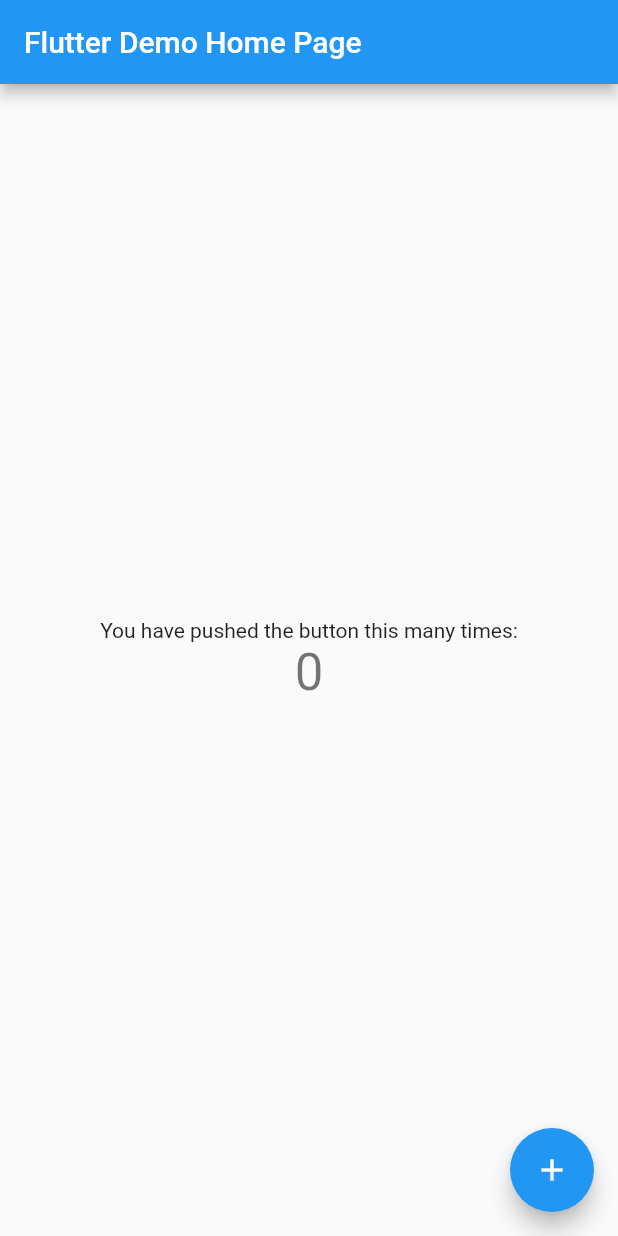
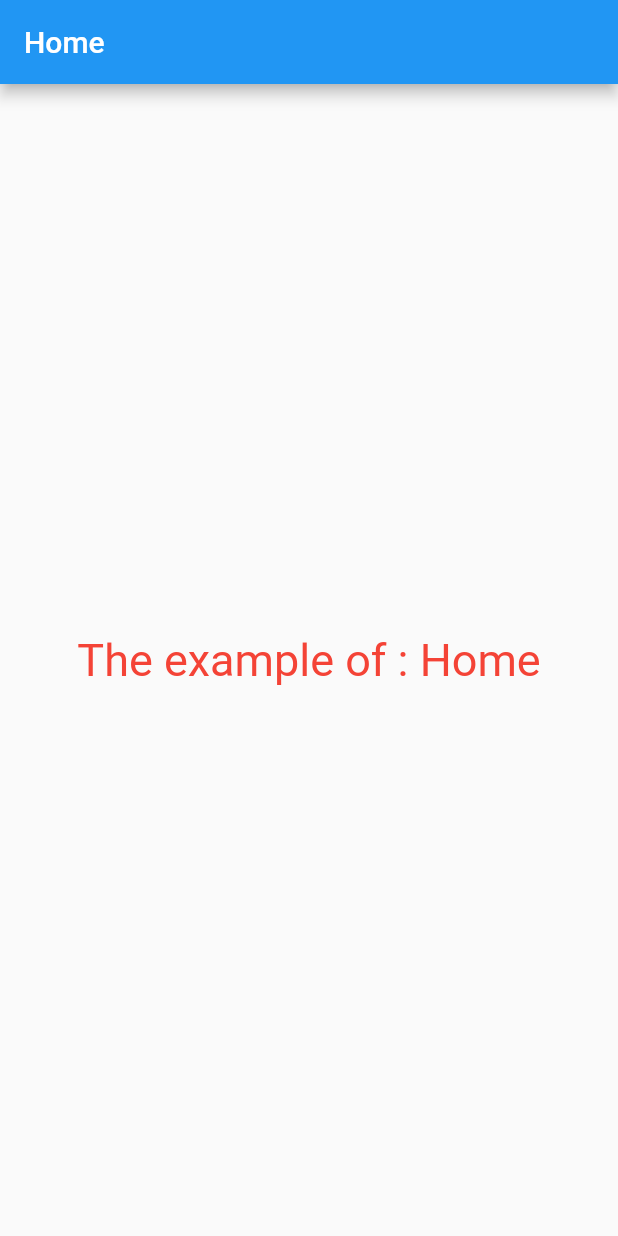
Before and after one commit to JamesChenGithub/flutter_common_views, a Flutter app: the screen it shows after launch, on a phone screen of 412 x 824 dp. Run offline on Flutter 3.47's test engine with Material 2 defaults, Android fonts, the phone set to English and light mode, and no system bars.

Commit message:
添加基本类

```diff
--- /dev/null
+++ b/lib/list_home_data_source.dart
@@ -0,0 +1 @@
+import 'package:flutter_common_views/data/menu_item.dart';
--- a/lib/list_home_page.dart
+++ b/lib/list_home_page.dart
@@ -1,86 +1,24 @@
 import 'package:flutter/material.dart';
+import 'package:flutter_common_views/page/base_page.dart';
 
-class ListHomePage extends StatefulWidget {
-  ListHomePage({Key key, this.title}) : super(key: key);
+typedef PageMenuAction = BasePage Function(PageMenuItem item);
 
-  // This widget is the home page of your application. It is stateful, meaning
-  // that it has a State object (defined below) that contains fields that affect
-  // how it looks.
+class PageMenuItem {
+  final String menuTitle;
+  final PageMenuAction menuAction;
 
-  // This class is the configuration for the state. It holds the values (in this
-  // case the title) provided by the parent (in this case the App widget) and
-  // used by the build method of the State. Fields in a Widget subclass are
-  // always marked "final".
+  PageMenuItem.fromData(this.menuTitle,{this.menuAction});
 
-  final String title;
-
-  @override
-  _ListHomePageState createState() => _ListHomePageState();
+  BasePage doMenuAction() {
+    if (this.menuAction != null) {
+      return this.menuAction(this);
+    } else {
+      return BasePage(title: menuTitle, stateBuilder: null);
+    }
+  }
 }
 
-class _ListHomePageState extends State<ListHomePage> {
-  int _counter = 0;
 
-  void _incrementCounter() {
-    setState(() {
-      // This call to setState tells the Flutter framework that something has
-      // changed in this State, which causes it to rerun the build method below
-      // so that the display can reflect the updated values. If we changed
-      // _counter without calling setState(), then the build method would not be
-      // called again, and so nothing would appear to happen.
-      _counter++;
-    });
-  }
+class ListHomeState extends BasePageState {
 
-  @override
-  Widget build(BuildContext context) {
-    // This method is rerun every time setState is called, for instance as done
-    // by the _incrementCounter method above.
-    //
-    // The Flutter framework has been optimized to make rerunning build methods
-    // fast, so that you can just rebuild anything that needs updating rather
-    // than having to individually change instances of widgets.
-    return Scaffold(
-      appBar: AppBar(
-        // Here we take the value from the ListHomePage object that was created by
-        // the App.build method, and use it to set our appbar title.
-        title: Text(widget.title),
-      ),
-      body: Center(
-        // Center is a layout widget. It takes a single child and positions it
-        // in the middle of the parent.
-        child: Column(
-          // Column is also a layout widget. It takes a list of children and
-          // arranges them vertically. By default, it sizes itself to fit its
-          // children horizontally, and tries to be as tall as its parent.
-          //
-          // Invoke "debug painting" (press "p" in the console, choose the
-          // "Toggle Debug Paint" action from the Flutter Inspector in Android
-          // Studio, or the "Toggle Debug Paint" command in Visual Studio Code)
-          // to see the wireframe for each widget.
-          //
-          // Column has various properties to control how it sizes itself and
-          // how it positions its children. Here we use mainAxisAlignment to
-          // center the children vertically; the main axis here is the vertical
-          // axis because Columns are vertical (the cross axis would be
-          // horizontal).
-          mainAxisAlignment: MainAxisAlignment.center,
-          children: <Widget>[
-            Text(
-              'You have pushed the button this many times:',
-            ),
-            Text(
-              '$_counter',
-              style: Theme.of(context).textTheme.headline4,
-            ),
-          ],
-        ),
-      ),
-      floatingActionButton: FloatingActionButton(
-        onPressed: _incrementCounter,
-        tooltip: 'Increment',
-        child: Icon(Icons.add),
-      ), // This trailing comma makes auto-formatting nicer for build methods.
-    );
-  }
 }
--- a/lib/main.dart
+++ b/lib/main.dart
@@ -1,5 +1,8 @@
 import 'package:flutter/material.dart';
 import 'package:flutter_common_views/list_home_page.dart';
+import 'package:flutter_common_views/page/base_page.dart';
+
+
 
 void main() {
   runApp(MyApp());
@@ -11,23 +14,12 @@ class MyApp extends StatelessWidget {
   Widget build(BuildContext context) {
     return MaterialApp(
       title: 'Flutter Demo',
+      debugShowCheckedModeBanner: true,
       theme: ThemeData(
-        // This is the theme of your application.
-        //
-        // Try running your application with "flutter run". You'll see the
-        // application has a blue toolbar. Then, without quitting the app, try
-        // changing the primarySwatch below to Colors.green and then invoke
-        // "hot reload" (press "r" in the console where you ran "flutter run",
-        // or simply save your changes to "hot reload" in a Flutter IDE).
-        // Notice that the counter didn't reset back to zero; the application
-        // is not restarted.
         primarySwatch: Colors.blue,
-        // This makes the visual density adapt to the platform that you run
-        // the app on. For desktop platforms, the controls will be smaller and
-        // closer together (more dense) than on mobile platforms.
         visualDensity: VisualDensity.adaptivePlatformDensity,
       ),
-      home: ListHomePage(title: 'Flutter Demo Home Page'),
+      home: BasePage(title: 'Home', stateBuilder:()=>ListHomeState()),
     );
   }
 }
--- /dev/null
+++ b/lib/page/base_page.dart
@@ -0,0 +1,45 @@
+import 'package:flutter/material.dart';
+
+typedef StateBuilder = BasePageState Function();
+class BasePage extends StatefulWidget {
+  BasePage({this.title, this.stateBuilder = null});
+
+  final String title;
+  final StateBuilder stateBuilder;
+
+  @override
+  BasePageState createState() {
+    if (this.stateBuilder != null) {
+      return this.stateBuilder();
+    } else {
+      return BasePageState();
+    }
+  }
+}
+
+class BasePageState extends State<BasePage> {
+  @override
+  Widget build(BuildContext context) {
+    return Scaffold(
+        appBar: AppBar(
+          // Here we take the value from the ListHomePage object that was created by
+          // the App.build method, and use it to set our appbar title.
+          title: Text(widget.title),
+        ),
+        body: onBuildBody());
+  }
+
+  Widget onBuildBody() {
+    return Center(
+        child: Column(
+          mainAxisAlignment: MainAxisAlignment.center,
+          children: <Widget>[
+            Text(
+              'The example of : ${widget.title}',
+              style: TextStyle(color: Colors.red, fontSize: 30),
+            ),
+          ],
+        ),
+      );
+  }
+}
```
Also changed, not shown: lib/data/menu_item.dart (added, +16 -0 lines), lib/page/label_test_page.dart (added), 91 other files.
